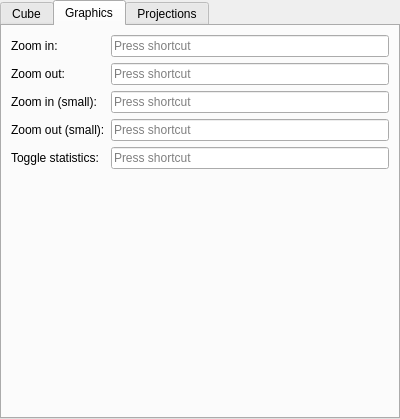
Above: controlswidget.ui from benwh1/cubesim before the change. Below: the same form after it.
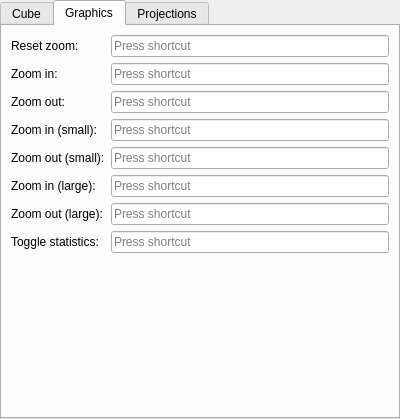
That is the form after the change. The open tabs and pages were chosen to show the change.

Commit message: Add reset zoom and large zoom controls

Diff of the .ui file:
```diff
--- a/controlswidget.ui
+++ b/controlswidget.ui
@@ -129,56 +129,86 @@
       <layout class="QVBoxLayout" name="verticalLayout_3">
        <item>
         <layout class="QFormLayout" name="formLayout_5">
-         <item row="0" column="0">
+         <item row="1" column="0">
           <widget class="QLabel" name="label_7">
            <property name="text">
             <string>Zoom in:</string>
            </property>
           </widget>
          </item>
-         <item row="0" column="1">
+         <item row="1" column="1">
           <widget class="QKeySequenceEdit" name="zoomInKeySequenceEdit"/>
          </item>
-         <item row="1" column="0">
+         <item row="2" column="0">
           <widget class="QLabel" name="label_8">
            <property name="text">
             <string>Zoom out:</string>
            </property>
           </widget>
          </item>
-         <item row="1" column="1">
+         <item row="2" column="1">
           <widget class="QKeySequenceEdit" name="zoomOutKeySequenceEdit"/>
          </item>
-         <item row="2" column="0">
+         <item row="3" column="0">
           <widget class="QLabel" name="label_9">
            <property name="text">
             <string>Zoom in (small):</string>
            </property>
           </widget>
          </item>
-         <item row="2" column="1">
+         <item row="3" column="1">
           <widget class="QKeySequenceEdit" name="zoomInSmallKeySequenceEdit"/>
          </item>
-         <item row="3" column="0">
+         <item row="4" column="0">
           <widget class="QLabel" name="label_10">
            <property name="text">
             <string>Zoom out (small):</string>
            </property>
           </widget>
          </item>
-         <item row="3" column="1">
+         <item row="4" column="1">
           <widget class="QKeySequenceEdit" name="zoomOutSmallKeySequenceEdit"/>
          </item>
-         <item row="4" column="0">
+         <item row="7" column="0">
           <widget class="QLabel" name="label_11">
            <property name="text">
             <string>Toggle statistics:</string>
            </property>
           </widget>
          </item>
-         <item row="4" column="1">
+         <item row="7" column="1">
           <widget class="QKeySequenceEdit" name="toggleStatsKeySequenceEdit"/>
          </item>
+         <item row="0" column="0">
+          <widget class="QLabel" name="label_26">
+           <property name="text">
+            <string>Reset zoom:</string>
+           </property>
+          </widget>
+         </item>
+         <item row="0" column="1">
+          <widget class="QKeySequenceEdit" name="resetZoomKeySequenceEdit"/>
+         </item>
+         <item row="5" column="0">
+          <widget class="QLabel" name="label_27">
+           <property name="text">
+            <string>Zoom in (large):</string>
+           </property>
+          </widget>
+         </item>
+         <item row="6" column="0">
+          <widget class="QLabel" name="label_28">
+           <property name="text">
+            <string>Zoom out (large):</string>
+           </property>
+          </widget>
+         </item>
+         <item row="5" column="1">
+          <widget class="QKeySequenceEdit" name="zoomInLargeKeySequenceEdit"/>
+         </item>
+         <item row="6" column="1">
+          <widget class="QKeySequenceEdit" name="zoomOutLargeKeySequenceEdit"/>
+         </item>
         </layout>
        </item>
       </layout>
```
The commit also changes 8 other files.
